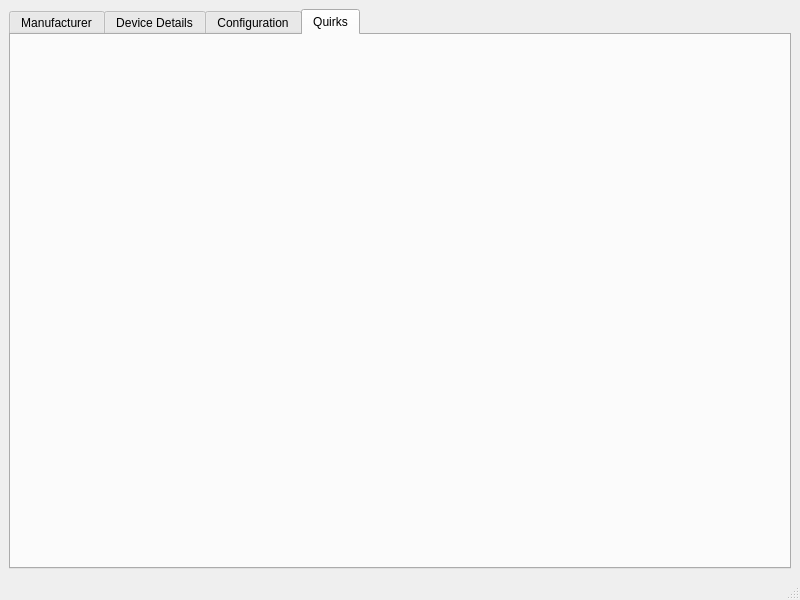
Old version of the form devicedb.ui in the repository OpenZWave/ozw-admin.
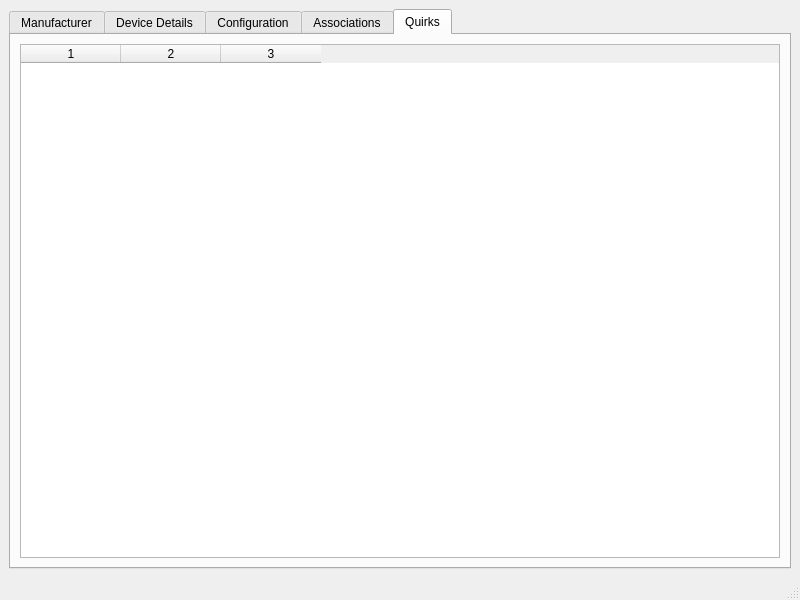
New version of the form. The open tabs and pages were chosen to show the change.

```diff
--- a/devicedb.ui
+++ b/devicedb.ui
@@ -119,10 +119,39 @@
         <string>Configuration</string>
        </attribute>
       </widget>
+      <widget class="QWidget" name="ProductAssociations">
+       <attribute name="title">
+        <string>Associations</string>
+       </attribute>
+       <layout class="QFormLayout" name="formLayout_3">
+        <item row="0" column="0">
+         <widget class="QLabel" name="label_7">
+          <property name="text">
+           <string>Max Number of Associations:</string>
+          </property>
+         </widget>
+        </item>
+        <item row="0" column="1">
+         <widget class="QLineEdit" name="pc_maxassociations"/>
+        </item>
+       </layout>
+      </widget>
       <widget class="QWidget" name="ProductQuirks">
        <attribute name="title">
         <string>Quirks</string>
        </attribute>
+       <layout class="QHBoxLayout" name="horizontalLayout_2">
+        <item>
+         <widget class="QTableWidget" name="pq_tableWidget">
+          <property name="columnCount">
+           <number>3</number>
+          </property>
+          <column/>
+          <column/>
+          <column/>
+         </widget>
+        </item>
+       </layout>
       </widget>
      </widget>
     </item>
```
Left out of the diff: 4 changed lines with no effect on the pictures.
